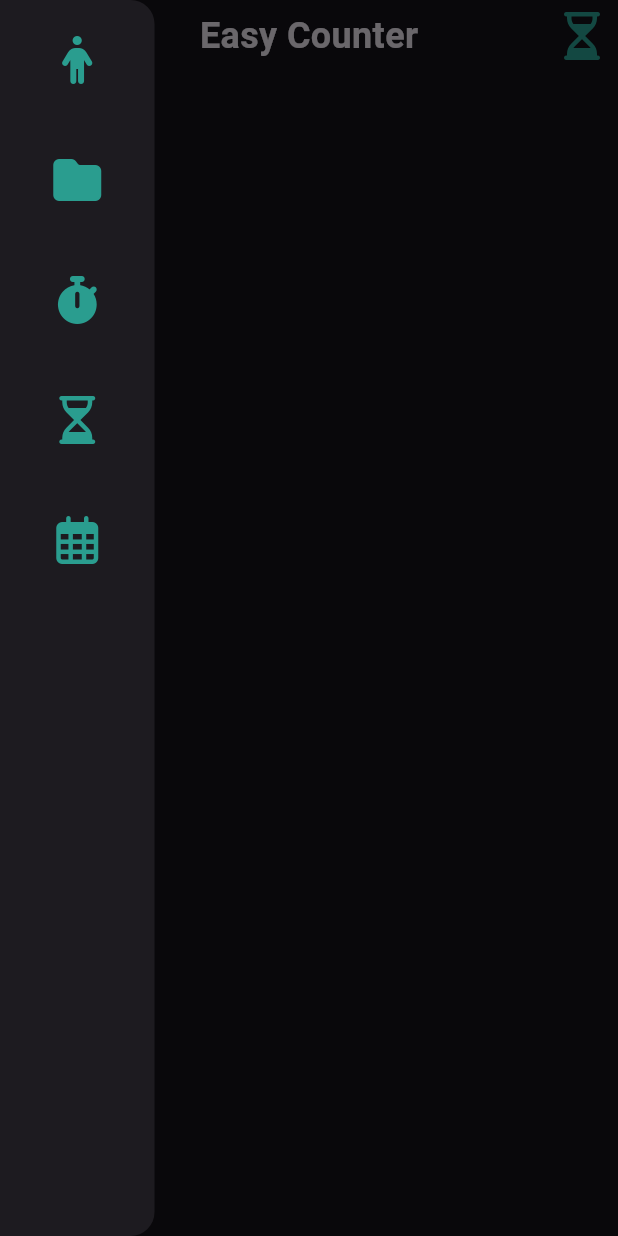
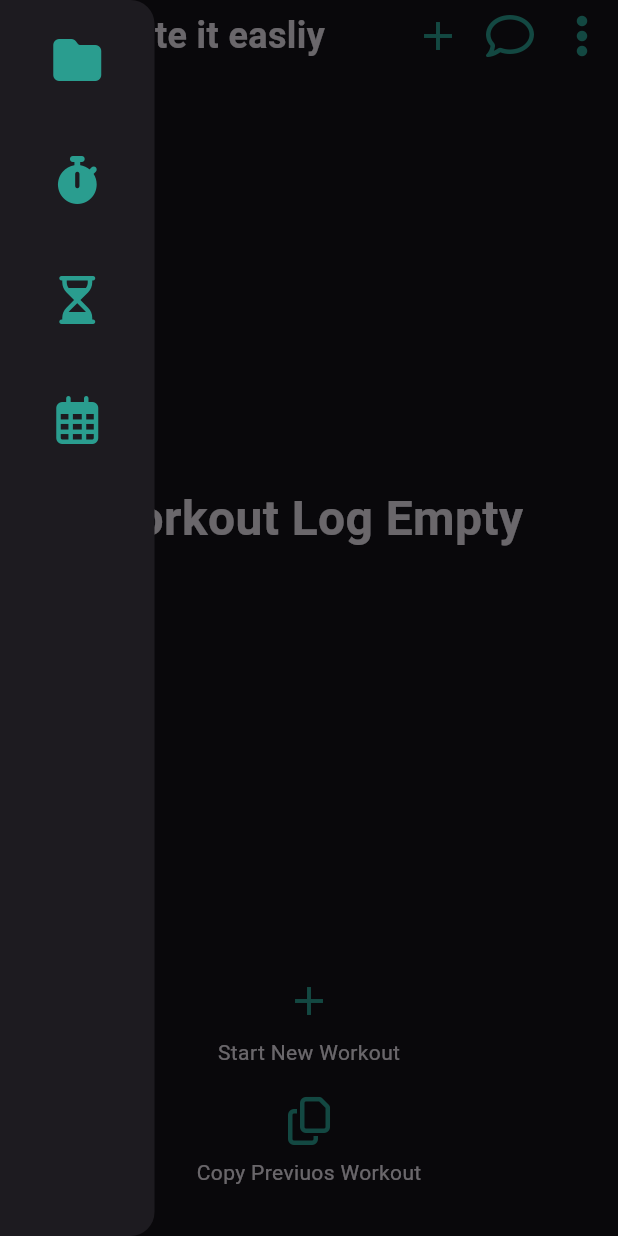
Before and after one commit to Yusif-Mohey/easy-counter, a Flutter app: the screen it shows after launch, with the side drawer open, on a phone screen of 412 x 824 dp. Run offline on Flutter 3.47's test engine with Material 3 defaults, Android fonts, the phone set to English and light mode, and no system bars; our stand-ins replace font_awesome_flutter, go_router, google_fonts; Roboto replaces fonts that are missing (Arvo).

Commit message:
home view done<Empty view>

```diff
--- a/lib/core/constants/imges.dart
+++ b/lib/core/constants/imges.dart
@@ -1,4 +1,4 @@
 class AssetsData {
-  static String logo =
+  static String spalshLogo =
       'assets/images/SmartSelect_20230204-012154_Instagram.jpg';
 }
--- a/lib/features/home/presention/views/screens/home_view.dart
+++ b/lib/features/home/presention/views/screens/home_view.dart
@@ -1,7 +1,6 @@
 import 'package:easy_counter/features/home/presention/views/widgets/custom_side_list_drawer.dart';
+import 'package:easy_counter/features/home/presention/views/widgets/home_view_body.dart';
 import 'package:flutter/material.dart';
-import 'package:font_awesome_flutter/font_awesome_flutter.dart';
-import '../widgets/custom_appbar.dart';
 
 class HomeView extends StatelessWidget {
   const HomeView({super.key});
@@ -13,13 +12,7 @@ class HomeView extends StatelessWidget {
         width: MediaQuery.of(context).size.width / 4,
         child: const CustomSideListDrawer(),
       ),
-      body: const SafeArea(
-        child: Column(
-          children: [
-            CustomAppBar(),
-          ],
-        ),
-      ),
+      body: const HomeViewBody(),
     );
   }
 }
--- a/lib/features/home/presention/views/widgets/custom_appbar.dart
+++ b/lib/features/home/presention/views/widgets/custom_appbar.dart
@@ -1,3 +1,4 @@
+import 'package:easy_counter/core/constants/imges.dart';
 import 'package:easy_counter/core/utils/styles.dart';
 import 'package:flutter/material.dart';
 import 'package:font_awesome_flutter/font_awesome_flutter.dart';
@@ -9,24 +10,34 @@ class CustomAppBar extends StatelessWidget {
   Widget build(BuildContext context) {
     return Row(
       children: [
+        CircleAvatar(
+          backgroundColor: Colors.white,
+          child: Image.asset(AssetsData.spalshLogo),
+        ),
+        const SizedBox(width: 6),
+        const Text(
+          'Counte it easliy',
+          style: Styles.textStyle24,
+        ),
+        const Spacer(),
+        IconButton(
+          onPressed: () {},
+          icon: const Icon(
+            Icons.add,
+          ),
+        ),
+        IconButton(
+          onPressed: () {},
+          icon: const FaIcon(
+            FontAwesomeIcons.comment,
+          ),
+        ),
         IconButton(
           onPressed: () {
             Scaffold.of(context).openDrawer();
           },
           icon: const FaIcon(
-            FontAwesomeIcons.list,
-          ),
-        ),
-        const Spacer(),
-        const Text(
-          'Easy Counter',
-          style: Styles.textStyle24,
-        ),
-        const Spacer(),
-        IconButton(
-          onPressed: () {},
-          icon: const FaIcon(
-            FontAwesomeIcons.hourglassHalf,
+            FontAwesomeIcons.ellipsisVertical,
           ),
         ),
       ],
--- a/lib/features/home/presention/views/widgets/custom_side_list_drawer.dart
+++ b/lib/features/home/presention/views/widgets/custom_side_list_drawer.dart
@@ -8,15 +8,6 @@ class CustomSideListDrawer extends StatelessWidget {
   Widget build(BuildContext context) {
     return Column(
       children: [
-        Padding(
-          padding: const EdgeInsets.symmetric(vertical: 16),
-          child: IconButton(
-            onPressed: () {},
-            icon: const FaIcon(
-              FontAwesomeIcons.person,
-            ),
-          ),
-        ),
         Padding(
           padding: const EdgeInsets.symmetric(vertical: 16),
           child: IconButton(
--- /dev/null
+++ b/lib/features/home/presention/views/widgets/home_view_body.dart
@@ -0,0 +1,40 @@
+import 'package:easy_counter/core/utils/styles.dart';
+import 'package:easy_counter/features/home/presention/views/widgets/custom_appbar.dart';
+import 'package:flutter/material.dart';
+import 'package:font_awesome_flutter/font_awesome_flutter.dart';
+
+class HomeViewBody extends StatelessWidget {
+  const HomeViewBody({super.key});
+
+  @override
+  Widget build(BuildContext context) {
+    return const SafeArea(
+      child: Column(
+        children: [
+          CustomAppBar(),
+          EmptyDay(),
+        ],
+      ),
+    );
+  }
+}
+
+class EmptyDay extends StatelessWidget {
+  const EmptyDay({super.key});
+
+  @override
+  Widget build(BuildContext context) {
+    return Column(
+      children: [
+        SizedBox(height: MediaQuery.of(context).size.height / 3),
+        Text('Workout Log Empty', style: Styles.textStyle32.copyWith()),
+        SizedBox(height: MediaQuery.of(context).size.height / 3),
+        IconButton(onPressed: () {}, icon: const Icon(Icons.add)),
+        const Text('Start New Workout'),
+        const SizedBox(height: 12),
+        IconButton(onPressed: () {}, icon: const FaIcon(FontAwesomeIcons.copy)),
+        const Text('Copy Previuos Workout'),
+      ],
+    );
+  }
+}
--- a/lib/features/splash/presention/views/widgets/splash_view_body.dart
+++ b/lib/features/splash/presention/views/widgets/splash_view_body.dart
@@ -42,7 +42,7 @@ class _SplashViewBodyState extends State<SplashViewBody>
             child: AspectRatio(
               aspectRatio: 1,
               child: Image.asset(
-                AssetsData.logo,
+                AssetsData.spalshLogo,
                 fit: BoxFit.fill,
               ),
             ),
```
